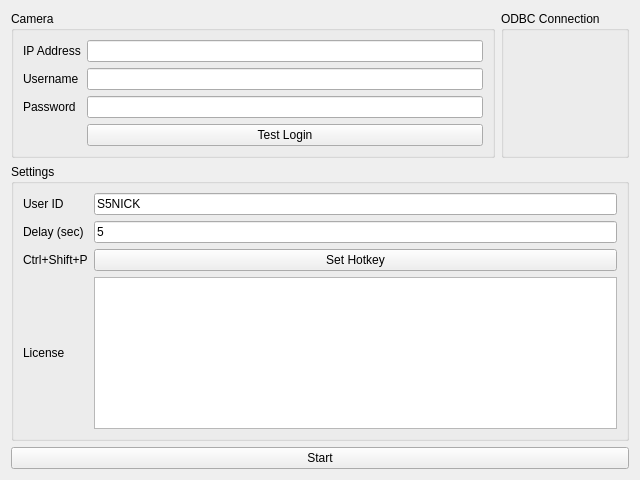
Qt form ui/widget.ui (parthpaghdal0/Hikvision) before a commit.
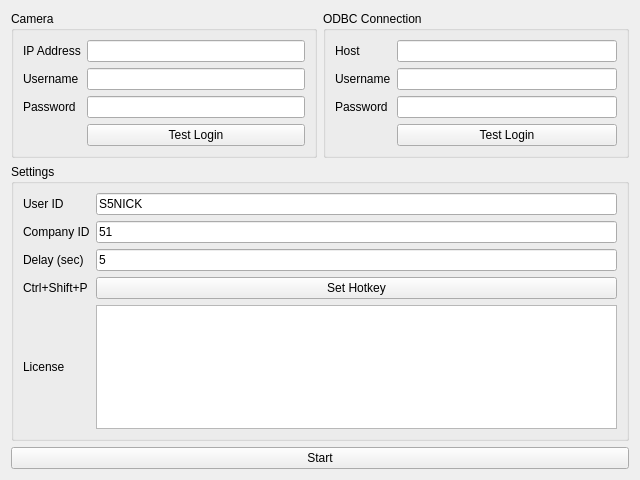
The same form after that commit.

Diff of the .ui file:
```diff
--- a/ui/widget.ui
+++ b/ui/widget.ui
@@ -74,42 +74,13 @@
      </layout>
     </widget>
    </item>
-   <item row="0" column="1">
-    <widget class="QGroupBox" name="odbc">
-     <property name="title">
-      <string>ODBC Connection</string>
-     </property>
-     <layout class="QGridLayout" name="gridLayout_2"/>
-    </widget>
-   </item>
    <item row="1" column="0" colspan="2">
     <widget class="QGroupBox" name="settings">
      <property name="title">
       <string>Settings</string>
      </property>
      <layout class="QGridLayout" name="gridLayout_3">
-      <item row="0" column="0">
-       <widget class="QLabel" name="l_settings_userid">
-        <property name="text">
-         <string>User ID</string>
-        </property>
-       </widget>
-      </item>
-      <item row="0" column="1">
-       <widget class="QLineEdit" name="le_settings_userid">
-        <property name="text">
-         <string>S5NICK</string>
-        </property>
-       </widget>
-      </item>
-      <item row="1" column="0">
-       <widget class="QLabel" name="l_settings_delay">
-        <property name="text">
-         <string>Delay (sec)</string>
-        </property>
-       </widget>
-      </item>
-      <item row="1" column="1">
+      <item row="2" column="1">
        <widget class="QLineEdit" name="le_settings_delay">
         <property name="text">
          <string>5</string>
@@ -119,14 +90,7 @@
         </property>
        </widget>
       </item>
-      <item row="2" column="0">
-       <widget class="QLabel" name="l_settings_hotkey">
-        <property name="text">
-         <string>Ctrl+Shift+P</string>
-        </property>
-       </widget>
-      </item>
-      <item row="2" column="1">
+      <item row="3" column="1">
        <widget class="QPushButton" name="pb_settings_hotkey">
         <property name="text">
          <string>Set Hotkey</string>
@@ -134,14 +98,56 @@
        </widget>
       </item>
       <item row="3" column="0">
+       <widget class="QLabel" name="l_settings_hotkey">
+        <property name="text">
+         <string>Ctrl+Shift+P</string>
+        </property>
+       </widget>
+      </item>
+      <item row="4" column="1">
+       <widget class="QPlainTextEdit" name="te_settings_license"/>
+      </item>
+      <item row="2" column="0">
+       <widget class="QLabel" name="l_settings_delay">
+        <property name="text">
+         <string>Delay (sec)</string>
+        </property>
+       </widget>
+      </item>
+      <item row="4" column="0">
        <widget class="QLabel" name="l_settings_license">
         <property name="text">
          <string>License</string>
         </property>
        </widget>
       </item>
-      <item row="3" column="1">
-       <widget class="QPlainTextEdit" name="te_settings_license"/>
+      <item row="0" column="1">
+       <widget class="QLineEdit" name="le_settings_userid">
+        <property name="text">
+         <string>S5NICK</string>
+        </property>
+       </widget>
+      </item>
+      <item row="0" column="0">
+       <widget class="QLabel" name="l_settings_userid">
+        <property name="text">
+         <string>User ID</string>
+        </property>
+       </widget>
+      </item>
+      <item row="1" column="0">
+       <widget class="QLabel" name="l_settings_companyid">
+        <property name="text">
+         <string>Company ID</string>
+        </property>
+       </widget>
+      </item>
+      <item row="1" column="1">
+       <widget class="QLineEdit" name="le_settings_companyid">
+        <property name="text">
+         <string>51</string>
+        </property>
+       </widget>
       </item>
      </layout>
     </widget>
@@ -153,6 +159,56 @@
      </property>
     </widget>
    </item>
+   <item row="0" column="1">
+    <widget class="QGroupBox" name="odbc">
+     <property name="title">
+      <string>ODBC Connection</string>
+     </property>
+     <layout class="QGridLayout" name="gridLayout_2">
+      <item row="2" column="1">
+       <widget class="QLineEdit" name="le_odbc_password">
+        <property name="echoMode">
+         <enum>QLineEdit::Password</enum>
+        </property>
+       </widget>
+      </item>
+      <item row="1" column="1">
+       <widget class="QLineEdit" name="le_odbc_username"/>
+      </item>
+      <item row="0" column="0">
+       <widget class="QLabel" name="l_odbc_ip">
+        <property name="text">
+         <string>Host</string>
+        </property>
+       </widget>
+      </item>
+      <item row="1" column="0">
+       <widget class="QLabel" name="l_odbc_username">
+        <property name="text">
+         <string>Username</string>
+        </property>
+       </widget>
+      </item>
+      <item row="2" column="0">
+       <widget class="QLabel" name="l_odbc_password">
+        <property name="text">
+         <string>Password</string>
+        </property>
+       </widget>
+      </item>
+      <item row="0" column="1">
+       <widget class="QLineEdit" name="le_odbc_ip"/>
+      </item>
+      <item row="3" column="1">
+       <widget class="QPushButton" name="pb_odbc_test">
+        <property name="text">
+         <string>Test Login</string>
+        </property>
+       </widget>
+      </item>
+     </layout>
+    </widget>
+   </item>
   </layout>
  </widget>
  <tabstops>
```
